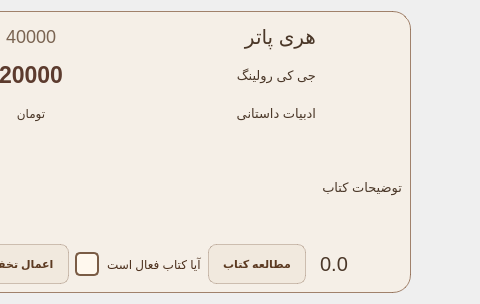
Old version of the form Client/sharedbookcard.ui in the repository Onyx1907/Lumina-EBook-Platform; both pictures show x 208 to 688 and y 0 to 304 of the 688 by 304 pixel window.
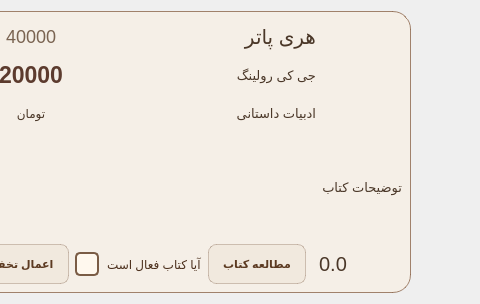
New version of the form. Icons and pictures are not drawn.

Commit message: feat: display all books for admin(UI and NETWORK) with management buttons

Patch:
```diff
--- a/Client/sharedbookcard.ui
+++ b/Client/sharedbookcard.ui
@@ -625,12 +625,6 @@
             <height>0</height>
            </size>
           </property>
-          <property name="maximumSize">
-           <size>
-            <width>50</width>
-            <height>16777215</height>
-           </size>
-          </property>
           <property name="styleSheet">
            <string notr="true">
 qproperty-alignment: 'AlignHCenter | AlignVCenter';
@@ -657,8 +651,8 @@
           </property>
           <property name="maximumSize">
            <size>
-            <width>40</width>
-            <height>40</height>
+            <width>200</width>
+            <height>16777215</height>
            </size>
           </property>
           <property name="styleSheet">
@@ -666,6 +660,10 @@
            background-color: transparent;
            border: 2px solid transparent;
            border-radius: 10px;
+    color: #5C3A21;
+    font-family: &quot;Vazirmatn&quot;, &quot;Segoe UI&quot;;
+    font-weight: bold;
+    font-size: 12px;
         }
 
         /* ۲. حالت Hover: هاله طلایی ملایم و لوکس دور کارت */
```
The commit also changes 4 other files.
